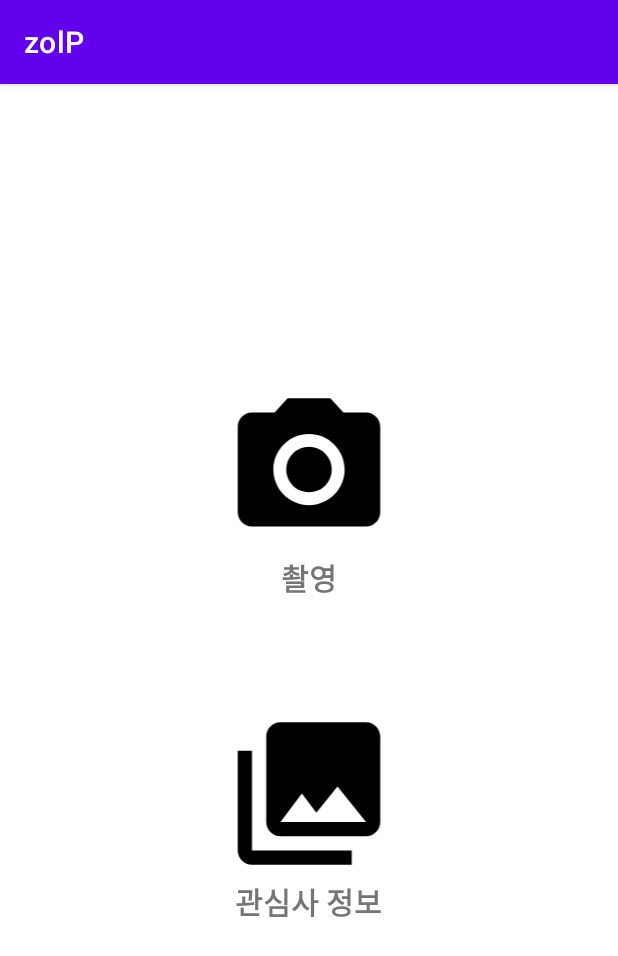
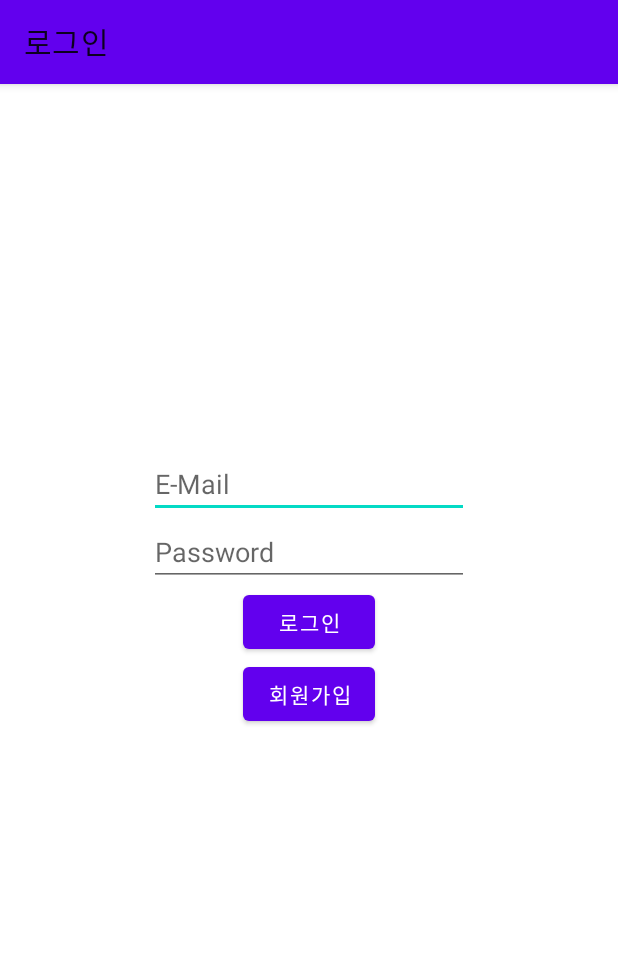
Before and after one commit to jhp3362/2022PROJECT1, an Android app: the screen it shows after launch (MainActivity), on a phone screen of 412 x 824 dp. Shown: the top 956 px of the screen. Run offline under Robolectric (Android 15) with nearby library versions, the light colour scheme and no system bars; our stand-ins replace Firebase (no records; nobody signed in at launch, a user with empty details on screens opened directly).

Commit message:
login + join

```diff
--- a/app/build.gradle
+++ b/app/build.gradle
@@ -38,6 +38,8 @@ dependencies {
     androidTestImplementation 'androidx.test.espresso:espresso-core:3.4.0'
     implementation platform('com.google.firebase:firebase-bom:30.0.1')
     implementation 'com.google.firebase:firebase-analytics'
+    implementation 'com.google.firebase:firebase-auth'
+    implementation 'com.google.firebase:firebase-firestore'
 }
 apply plugin: 'com.android.application'
 apply plugin: 'com.google.gms.google-services'
--- /dev/null
+++ b/app/src/main/java/com/example/zolp/LoginFragment.java
@@ -0,0 +1,99 @@
+package com.example.zolp;
+
+import android.content.Context;
+import android.os.Bundle;
+
+import androidx.annotation.NonNull;
+import androidx.fragment.app.Fragment;
+import androidx.fragment.app.FragmentManager;
+
+import android.util.Log;
+import android.view.LayoutInflater;
+import android.view.View;
+import android.view.ViewGroup;
+import android.widget.Button;
+import android.widget.EditText;
+import android.widget.Toast;
+
+import com.google.android.gms.tasks.OnCompleteListener;
+import com.google.android.gms.tasks.Task;
+import com.google.firebase.auth.AuthResult;
+import com.google.firebase.auth.FirebaseAuth;
+
+
+public class LoginFragment extends Fragment {
+    MainActivity main;
+    @Override
+    public void onAttach(@NonNull Context context) {
+        super.onAttach(context);
+        main = (MainActivity)getActivity();
+
+    }
+
+    @Override
+    public View onCreateView(LayoutInflater inflater, ViewGroup container,
+                             Bundle savedInstanceState) {
+        // Inflate the layout for this fragment
+
+        if(main.mAuth.getCurrentUser()!=null){
+            main.getSupportFragmentManager().beginTransaction().replace(R.id.fragment_content_main, new MainFragment()).commit();
+        }
+        main.userView.setVisibility(View.INVISIBLE);
+        main.toolbar.setTitle("로그인");
+        View rootView = inflater.inflate(R.layout.fragment_login, container, false);
+        EditText loginId = rootView.findViewById(R.id.login_Id);
+        EditText loginPw = rootView.findViewById(R.id.login_Pw);
+        Button joinBtn = rootView.findViewById(R.id.join_Btn);
+        Button loginBtn = rootView.findViewById(R.id.login_Btn);
+
+
+
+        joinBtn.setOnClickListener(new View.OnClickListener() {
+            @Override
+            public void onClick(View v) {
+                JoinFragment joinFragment = new JoinFragment();
+                main.getSupportFragmentManager().beginTransaction().replace(R.id.fragment_content_main, joinFragment).addToBackStack(null).commit();
+            }
+        });
+        loginBtn.setOnClickListener(new View.OnClickListener() {
+            @Override
+            public void onClick(View v) {
+                loginBtnClick(loginId.getText().toString(), loginPw.getText().toString());
+            }
+        });
+
+        return rootView;
+    }
+
+    private void loginBtnClick(String id, String pw){
+        if(id.equals("")){
+            Toast.makeText(getContext(), "아이디를 입력해주세요!", Toast.LENGTH_SHORT).show();
+        }
+        else if(pw.equals("")){
+            Toast.makeText(getContext(), "비밀번호를 입력해주세요!", Toast.LENGTH_SHORT).show();
+        }
+        else{
+            loginProcess(id, pw);
+        }
+    }
+
+    private void loginProcess(String id, String pw){
+        main.mAuth.signInWithEmailAndPassword(id, pw).addOnCompleteListener(new OnCompleteListener<AuthResult>() {
+            @Override
+            public void onComplete(@NonNull Task<AuthResult> task) {
+                if(task.isSuccessful()){
+                    main.getSupportFragmentManager().beginTransaction().replace(R.id.fragment_content_main, new MainFragment()).commit();
+                }
+                else{
+                    Toast.makeText(getContext(), "로그인 실패", Toast.LENGTH_SHORT).show();
+                }
+            }
+        });
+    }
+
+    @Override
+    public void onDetach() {
+        super.onDetach();
+        main = null;
+    }
+}
--- a/app/src/main/java/com/example/zolp/MainActivity.java
+++ b/app/src/main/java/com/example/zolp/MainActivity.java
@@ -3,16 +3,25 @@ package com.example.zolp;
 import androidx.appcompat.app.AppCompatActivity;
 
 import android.os.Bundle;
+import android.widget.LinearLayout;
+
+import com.google.android.material.appbar.MaterialToolbar;
+import com.google.firebase.auth.FirebaseAuth;
 
 public class MainActivity extends AppCompatActivity {
 
     private MainFragment mainFragment;
-
+    public FirebaseAuth mAuth;
+    LinearLayout userView;
+    MaterialToolbar toolbar;
     @Override
     protected void onCreate(Bundle savedInstanceState) {
         super.onCreate(savedInstanceState);
         setContentView(R.layout.activity_main);
-        mainFragment = new MainFragment();
-        getSupportFragmentManager().beginTransaction().add(R.id.fragment_content_main, mainFragment).commit();
+        userView = findViewById(R.id.user_View);
+        toolbar = findViewById(R.id.toolbar);
+        mAuth = FirebaseAuth.getInstance();
+       /* mainFragment = new MainFragment();
+        getSupportFragmentManager().beginTransaction().add(R.id.fragment_content_main, mainFragment).commit();*/
     }
 }
--- a/app/src/main/res/layout/activity_main.xml
+++ b/app/src/main/res/layout/activity_main.xml
@@ -1,15 +1,54 @@
 <?xml version="1.0" encoding="utf-8"?>
-<androidx.constraintlayout.widget.ConstraintLayout xmlns:android="http://schemas.android.com/apk/res/android"
+<androidx.coordinatorlayout.widget.CoordinatorLayout xmlns:android="http://schemas.android.com/apk/res/android"
     xmlns:app="http://schemas.android.com/apk/res-auto"
+    xmlns:tools="http://schemas.android.com/tools"
     android:layout_width="match_parent"
     android:layout_height="match_parent"
     app:layout_behavior="@string/appbar_scrolling_view_behavior">
+    <com.google.android.material.appbar.AppBarLayout
+        android:id="@+id/appBarLayout"
+        android:layout_width="match_parent"
+        android:layout_height="wrap_content">
 
-    <FrameLayout
+        <com.google.android.material.appbar.MaterialToolbar
+            android:id="@+id/toolbar"
+            android:layout_width="match_parent"
+            android:layout_height="?attr/actionBarSize">
+
+
+            <LinearLayout
+                android:id="@+id/user_View"
+                android:layout_width="wrap_content"
+                android:layout_height="wrap_content"
+                android:layout_gravity="end"
+                android:layout_marginEnd="20dp"
+                android:orientation="horizontal">
+
+                <TextView
+                    android:id="@+id/user_Name"
+                    android:layout_width="wrap_content"
+                    android:layout_height="wrap_content"
+                    android:layout_gravity="center_vertical" />
+
+                <Button
+                    android:id="@+id/logout_Btn"
+                    android:layout_width="90dp"
+                    android:layout_height="wrap_content"
+                    android:layout_gravity="end"
+                    android:backgroundTint="@color/black"
+                    android:text="로그아웃" />
+
+            </LinearLayout>
+
+        </com.google.android.material.appbar.MaterialToolbar>
+
+    </com.google.android.material.appbar.AppBarLayout>
+
+
+    <androidx.fragment.app.FragmentContainerView
         android:id="@+id/fragment_content_main"
+        android:name="com.example.zolp.LoginFragment"
         android:layout_width="match_parent"
-        android:layout_height="match_parent"
-        app:layout_constraintLeft_toLeftOf="parent"
-        app:layout_constraintRight_toRightOf="parent"
-        app:layout_constraintTop_toTopOf="parent" />
-</androidx.constraintlayout.widget.ConstraintLayout>
+        android:layout_height="match_parent" />
+
+</androidx.coordinatorlayout.widget.CoordinatorLayout>
--- /dev/null
+++ b/app/src/main/res/layout/fragment_login.xml
@@ -0,0 +1,44 @@
+<?xml version="1.0" encoding="utf-8"?>
+<LinearLayout xmlns:android="http://schemas.android.com/apk/res/android"
+    xmlns:app="http://schemas.android.com/apk/res-auto"
+    xmlns:tools="http://schemas.android.com/tools"
+    android:layout_width="match_parent"
+    android:layout_height="match_parent"
+    android:orientation="vertical"
+    tools:context=".LoginFragment">
+
+
+    <EditText
+        android:id="@+id/login_Id"
+        android:layout_width="wrap_content"
+        android:layout_height="wrap_content"
+        android:layout_gravity="center"
+        android:layout_marginTop="300dp"
+        android:ems="10"
+        android:inputType="textEmailAddress"
+        android:hint="E-Mail" />
+
+    <EditText
+        android:id="@+id/login_Pw"
+        android:layout_width="wrap_content"
+        android:layout_height="wrap_content"
+        android:layout_gravity="center"
+        android:ems="10"
+        android:inputType="textPassword"
+        android:hint="Password"/>
+
+    <Button
+        android:id="@+id/login_Btn"
+        android:layout_width="wrap_content"
+        android:layout_height="wrap_content"
+        android:layout_gravity="center"
+        android:text="로그인" />
+
+    <Button
+        android:id="@+id/join_Btn"
+        android:layout_width="wrap_content"
+        android:layout_height="wrap_content"
+        android:layout_gravity="center"
+        android:text="회원가입" />
+
+</LinearLayout>
--- a/app/src/main/res/layout/fragment_main.xml
+++ b/app/src/main/res/layout/fragment_main.xml
@@ -53,7 +53,7 @@
             android:layout_width="wrap_content"
             android:layout_height="wrap_content"
             android:layout_gravity="center"
-            android:text="관심사 정보"
+            android:text="추천 맛집 정보"
             android:textSize="20sp"
             android:textStyle="bold" />
     </LinearLayout>
--- a/app/src/main/res/values/themes.xml
+++ b/app/src/main/res/values/themes.xml
@@ -1,6 +1,6 @@
 <resources xmlns:tools="http://schemas.android.com/tools">
     <!-- Base application theme. -->
-    <style name="Theme.ZolP" parent="Theme.MaterialComponents.DayNight.DarkActionBar">
+    <style name="Theme.ZolP" parent="Theme.MaterialComponents.DayNight.NoActionBar">
         <!-- Primary brand color. -->
         <item name="colorPrimary">@color/purple_500</item>
         <item name="colorPrimaryVariant">@color/purple_700</item>
```
Also changed, not shown: app/src/main/java/com/example/zolp/JoinFragment.java (added, +149 -0 lines), app/src/main/java/com/example/zolp/MainFragment.java (+61 -16 lines), app/src/main/res/layout/fragment_join.xml (added, +63 -0 lines).
